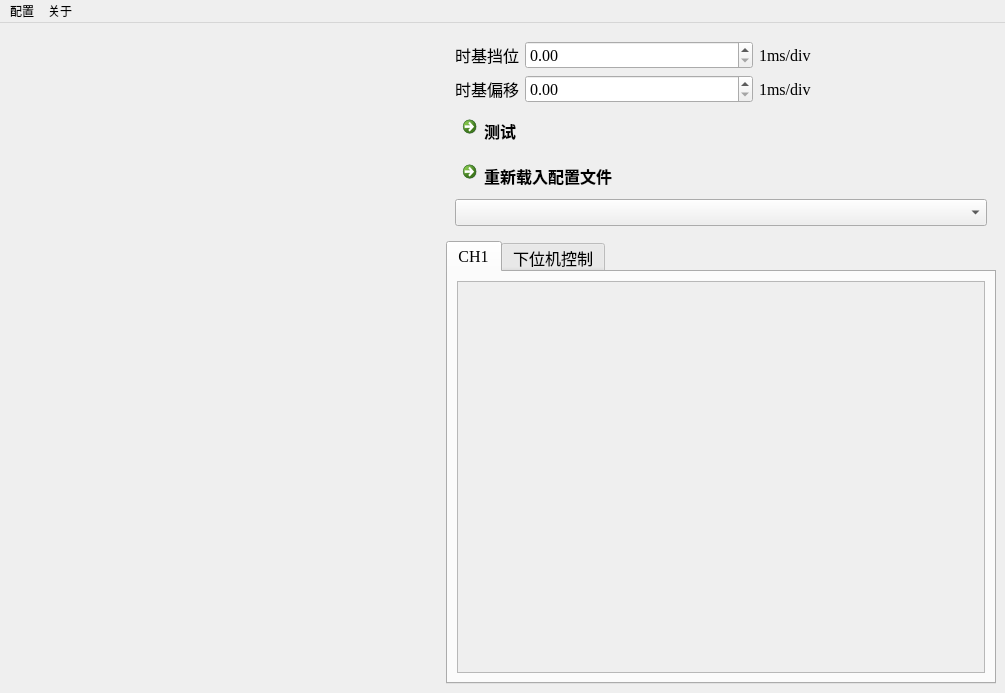
Above: src/ui/main_window.ui from MisakaMikoto128/UDP_Oscilloscope before the change. Below: the same form after it.
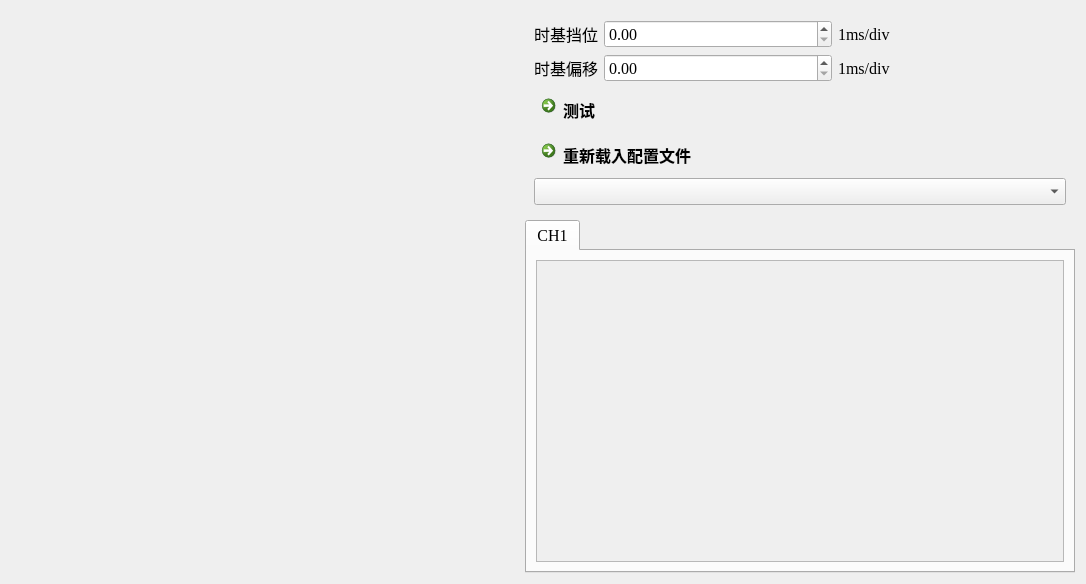
That is the form after the change.

Diff of the .ui file:
```diff
--- a/src/ui/main_window.ui
+++ b/src/ui/main_window.ui
@@ -1,20 +1,35 @@
 <?xml version="1.0" encoding="UTF-8"?>
 <ui version="4.0">
- <class>MainWindow</class>
- <widget class="QMainWindow" name="MainWindow">
+ <class>Form</class>
+ <widget class="QWidget" name="Form">
   <property name="geometry">
    <rect>
     <x>0</x>
     <y>0</y>
-    <width>1005</width>
-    <height>693</height>
+    <width>1086</width>
+    <height>584</height>
    </rect>
   </property>
   <property name="windowTitle">
    <string>MainWindow</string>
   </property>
-  <widget class="QWidget" name="centralwidget">
-   <layout class="QGridLayout" name="gridLayout_4">
+  <layout class="QGridLayout" name="gridLayout_7">
+   <item row="0" column="0">
+    <widget class="QWidget" name="scope_widget" native="true">
+     <property name="sizePolicy">
+      <sizepolicy hsizetype="Preferred" vsizetype="Expanding">
+       <horstretch>0</horstretch>
+       <verstretch>0</verstretch>
+      </sizepolicy>
+     </property>
+     <property name="font">
+      <font>
+       <family>Times New Roman</family>
+       <pointsize>12</pointsize>
+      </font>
+     </property>
+    </widget>
+   </item>
     <item row="0" column="1">
      <layout class="QVBoxLayout" name="verticalLayout">
       <item>
@@ -49,7 +64,7 @@
           <pointsize>12</pointsize>
          </font>
         </property>
-        <layout class="QGridLayout" name="gridLayout_3">
+       <layout class="QGridLayout" name="gridLayout_4">
          <item row="2" column="0">
           <widget class="QCommandLinkButton" name="reload_conf_btn">
            <property name="sizePolicy">
@@ -73,7 +88,7 @@
           <widget class="QComboBox" name="ch_setting_comboBox"/>
          </item>
          <item row="0" column="0">
-          <layout class="QGridLayout" name="gridLayout">
+         <layout class="QGridLayout" name="gridLayout_2">
            <item row="1" column="1">
             <widget class="QDoubleSpinBox" name="hori_div_offset_spinbox">
              <property name="font">
@@ -95,7 +110,7 @@
             </widget>
            </item>
            <item row="0" column="0">
-            <widget class="QLabel" name="label">
+           <widget class="QLabel" name="label_3">
              <property name="sizePolicy">
               <sizepolicy hsizetype="Fixed" vsizetype="Preferred">
                <horstretch>0</horstretch>
@@ -127,7 +142,7 @@
             </widget>
            </item>
            <item row="1" column="0">
-            <widget class="QLabel" name="label_2">
+           <widget class="QLabel" name="label_4">
              <property name="sizePolicy">
               <sizepolicy hsizetype="Fixed" vsizetype="Preferred">
                <horstretch>0</horstretch>
@@ -215,64 +230,20 @@
                <x>0</x>
                <y>0</y>
                <width>524</width>
-               <height>402</height>
-              </rect>
-             </property>
-             <layout class="QGridLayout" name="gridLayout_2"/>
+              <height>315</height>
+             </rect>
+            </property>
+            <layout class="QGridLayout" name="gridLayout_6"/>
             </widget>
            </widget>
           </item>
          </layout>
         </widget>
-        <widget class="QWidget" name="tab_ctrl">
-         <attribute name="title">
-          <string>下位机控制</string>
-         </attribute>
-        </widget>
-       </widget>
+      </widget>
       </item>
      </layout>
     </item>
-    <item row="0" column="0">
-     <widget class="QWidget" name="scope_widget" native="true">
-      <property name="sizePolicy">
-       <sizepolicy hsizetype="Preferred" vsizetype="Expanding">
-        <horstretch>0</horstretch>
-        <verstretch>0</verstretch>
-       </sizepolicy>
-      </property>
-      <property name="font">
-       <font>
-        <family>Times New Roman</family>
-        <pointsize>12</pointsize>
-       </font>
-      </property>
-     </widget>
-    </item>
-   </layout>
-  </widget>
-  <widget class="QMenuBar" name="menubar">
-   <property name="geometry">
-    <rect>
-     <x>0</x>
-     <y>0</y>
-     <width>1005</width>
-     <height>22</height>
-    </rect>
-   </property>
-   <widget class="QMenu" name="menu">
-    <property name="title">
-     <string>配置</string>
-    </property>
-   </widget>
-   <widget class="QMenu" name="menu_2">
-    <property name="title">
-     <string>关于</string>
-    </property>
-   </widget>
-   <addaction name="menu"/>
-   <addaction name="menu_2"/>
-  </widget>
+  </layout>
  </widget>
  <resources/>
  <connections/>
```
Left out of the diff: 2 changed lines with no effect on the pictures. Lines whose indentation alone changed are shown as unchanged.
